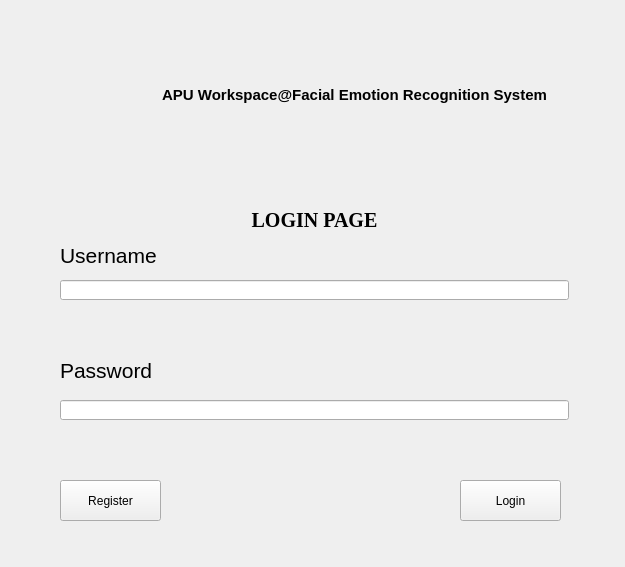
This is UI/Login.ui in JJLee2910/Final-Year-Project as Qt 5 draws it before an edit. The edited form follows.
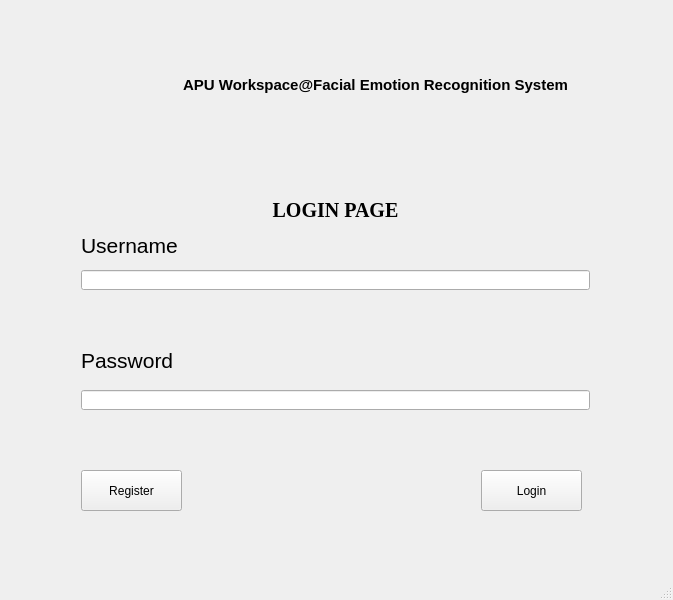
This is the edited form. Icons and pictures are not drawn.

Commit message: completed page routing logic for login & register

```diff
--- a/UI/Login.ui
+++ b/UI/Login.ui
@@ -1,76 +1,24 @@
 <?xml version="1.0" encoding="UTF-8"?>
 <ui version="4.0">
- <class>loginForm</class>
- <widget class="QWidget" name="loginForm">
+ <class>MainWindow</class>
+ <widget class="QMainWindow" name="MainWindow">
   <property name="geometry">
    <rect>
     <x>0</x>
     <y>0</y>
-    <width>625</width>
-    <height>567</height>
+    <width>673</width>
+    <height>600</height>
    </rect>
   </property>
   <property name="windowTitle">
    <string>Form</string>
   </property>
-  <widget class="QWidget" name="loginWidget" native="true">
-   <property name="geometry">
-    <rect>
-     <x>19</x>
-     <y>30</y>
-     <width>591</width>
-     <height>131</height>
-    </rect>
-   </property>
-   <widget class="QLabel" name="logoLabel">
-    <property name="geometry">
-     <rect>
-      <x>20</x>
-      <y>10</y>
-      <width>101</width>
-      <height>111</height>
-     </rect>
-    </property>
-    <property name="styleSheet">
-     <string notr="true">border-image: url(:/images/Icons/Logo-APU-200.png);
-</string>
-    </property>
-    <property name="text">
-     <string/>
-    </property>
-   </widget>
-   <widget class="QLabel" name="titleLabel">
-    <property name="geometry">
-     <rect>
-      <x>130</x>
-      <y>20</y>
-      <width>411</width>
-      <height>91</height>
-     </rect>
-    </property>
-    <property name="font">
-     <font>
-      <pointsize>11</pointsize>
-      <weight>75</weight>
-      <bold>true</bold>
-     </font>
-    </property>
-    <property name="text">
-     <string>APU Workspace@Facial Emotion Recognition System</string>
-    </property>
-    <property name="textFormat">
-     <enum>Qt::RichText</enum>
-    </property>
-    <property name="alignment">
-     <set>Qt::AlignCenter</set>
-    </property>
-   </widget>
-  </widget>
+  <widget class="QWidget" name="centralwidget">
   <widget class="QWidget" name="loginPageWidget" native="true">
    <property name="geometry">
     <rect>
-     <x>20</x>
-     <y>170</y>
+      <x>41</x>
+      <y>160</y>
      <width>591</width>
      <height>381</height>
     </rect>
@@ -197,6 +145,61 @@
     </property>
    </widget>
   </widget>
+   <widget class="QWidget" name="loginWidget" native="true">
+    <property name="geometry">
+     <rect>
+      <x>40</x>
+      <y>20</y>
+      <width>591</width>
+      <height>131</height>
+     </rect>
+    </property>
+    <widget class="QLabel" name="logoLabel">
+     <property name="geometry">
+      <rect>
+       <x>20</x>
+       <y>10</y>
+       <width>101</width>
+       <height>111</height>
+      </rect>
+     </property>
+     <property name="styleSheet">
+      <string notr="true">border-image: url(:/images/Icons/Logo-APU-200.png);
+</string>
+     </property>
+     <property name="text">
+      <string/>
+     </property>
+    </widget>
+    <widget class="QLabel" name="titleLabel">
+     <property name="geometry">
+      <rect>
+       <x>130</x>
+       <y>20</y>
+       <width>411</width>
+       <height>91</height>
+      </rect>
+     </property>
+     <property name="font">
+      <font>
+       <pointsize>11</pointsize>
+       <weight>75</weight>
+       <bold>true</bold>
+      </font>
+     </property>
+     <property name="text">
+      <string>APU Workspace@Facial Emotion Recognition System</string>
+     </property>
+     <property name="textFormat">
+      <enum>Qt::RichText</enum>
+     </property>
+     <property name="alignment">
+      <set>Qt::AlignCenter</set>
+     </property>
+    </widget>
+   </widget>
+  </widget>
+  <widget class="QStatusBar" name="statusbar"/>
  </widget>
  <resources>
   <include location="res.qrc"/>
```
Left out of the diff: 2 changed lines with no effect on the pictures. Lines whose indentation alone changed are shown as unchanged. The commit also changes 8 other files.
